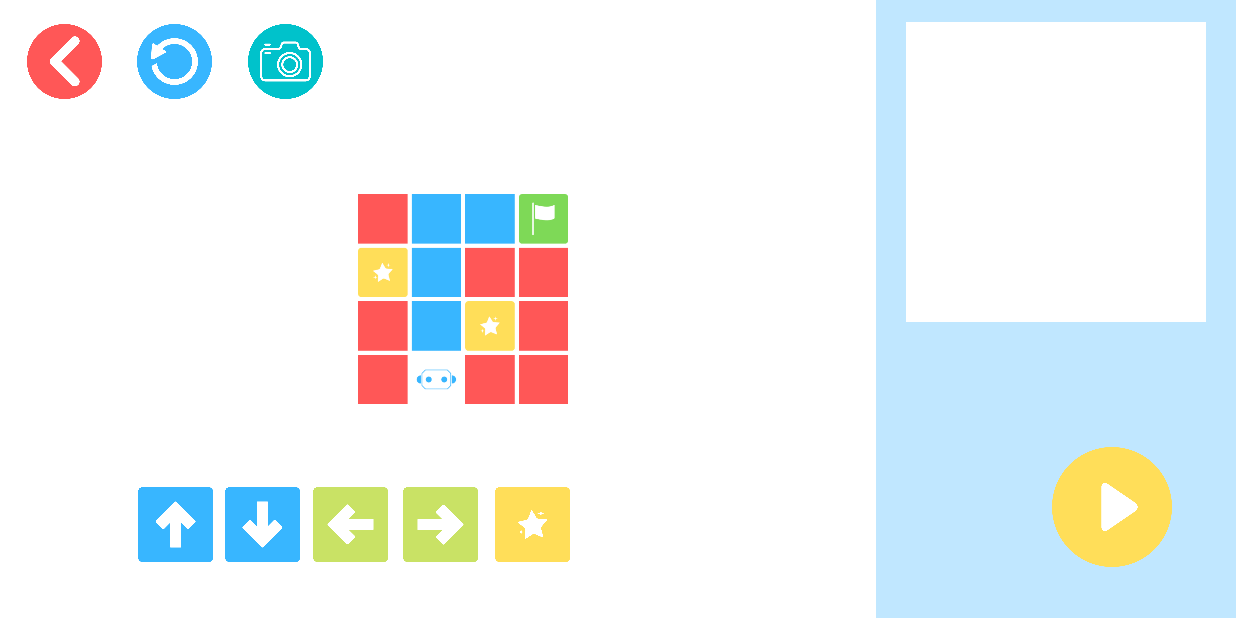
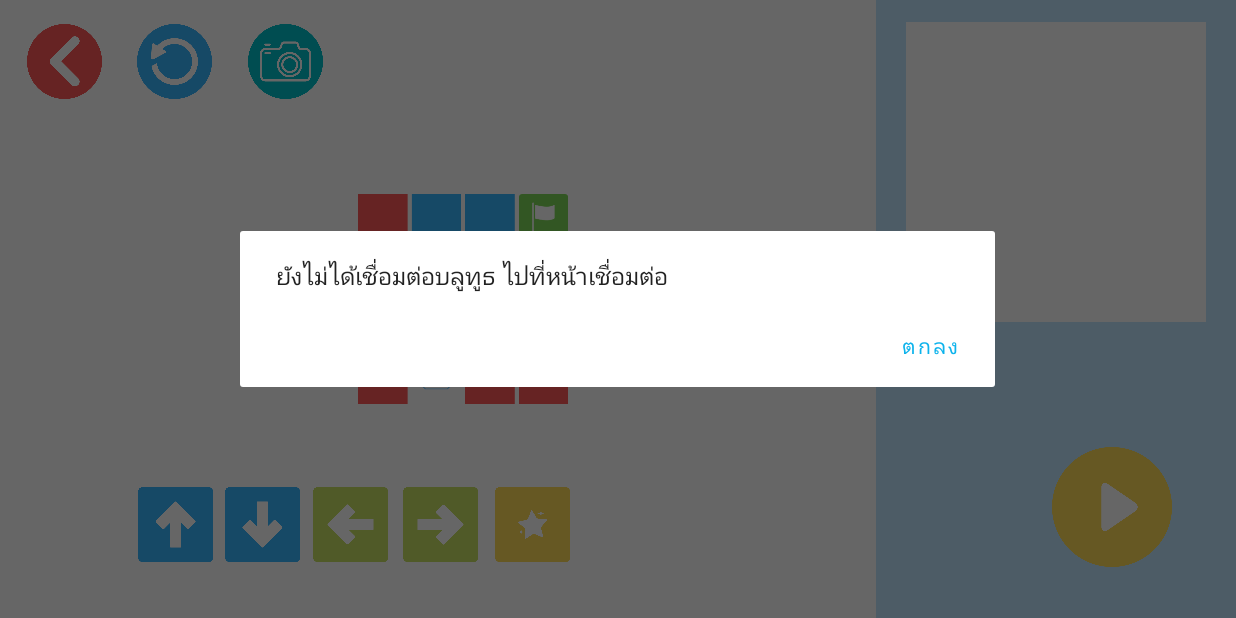
Before and after one commit to burapol-b/codeIT, an Android app: the RecyclerDragdropActivity screen opened directly, with no data from a screen before it, after a tap on an icon or button, on a phone screen of 824 x 412 dp (held sideways). Run offline under Robolectric (Android 15) with nearby library versions, the phone set to English and light mode, and no system bars.

Commit message:
"update err handeling"

```diff
--- a/app/src/main/java/com/coe/project/codeit/BluetoothConnection/CommandControl.java
+++ b/app/src/main/java/com/coe/project/codeit/BluetoothConnection/CommandControl.java
@@ -5,6 +5,7 @@ import androidx.appcompat.app.AppCompatActivity;
 import androidx.appcompat.widget.Toolbar;
 
 import android.app.ActionBar;
+import android.app.ProgressDialog;
 import android.bluetooth.BluetoothAdapter;
 import android.bluetooth.BluetoothDevice;
 import android.bluetooth.BluetoothSocket;
@@ -19,6 +20,7 @@ import android.view.View;
 import android.widget.Button;
 import android.widget.ProgressBar;
 import android.widget.TextView;
+import android.widget.Toast;
 
 
 import java.io.IOException;
--- a/app/src/main/java/com/coe/project/codeit/BluetoothConnection/DeviceListAdapter.java
+++ b/app/src/main/java/com/coe/project/codeit/BluetoothConnection/DeviceListAdapter.java
@@ -49,7 +49,6 @@ public class DeviceListAdapter extends RecyclerView.Adapter<RecyclerView.ViewHol
         final DeviceInfoModel deviceInfoModel = (DeviceInfoModel) deviceList.get(position);
         itemHolder.textName.setText(deviceInfoModel.getDeviceName());
         itemHolder.textAddress.setText(deviceInfoModel.getDeviceHardwareAddress());
-
         // When a device is selected
         itemHolder.linearLayout.setOnClickListener(new View.OnClickListener() {
             @Override
--- a/app/src/main/java/com/coe/project/codeit/CodingPage/RecyclerDragdropActivity.java
+++ b/app/src/main/java/com/coe/project/codeit/CodingPage/RecyclerDragdropActivity.java
@@ -2,6 +2,7 @@ package com.coe.project.codeit.CodingPage;
 
 import androidx.annotation.NonNull;
 import androidx.annotation.RequiresApi;
+import androidx.appcompat.app.AlertDialog;
 import androidx.appcompat.app.AppCompatActivity;
 import androidx.core.content.ContextCompat;
 import androidx.fragment.app.FragmentManager;
@@ -15,20 +16,26 @@ import androidx.recyclerview.widget.LinearLayoutManager;
 import androidx.recyclerview.widget.RecyclerView;
 
 import android.annotation.SuppressLint;
+import android.content.Context;
+import android.content.DialogInterface;
 import android.content.Intent;
 import android.graphics.drawable.Drawable;
 import android.os.Build;
 import android.os.Bundle;
+import android.util.Log;
 import android.view.View;
 import android.widget.Button;
 import android.widget.ImageButton;
 import android.widget.TextView;
+import android.widget.Toast;
 
+import java.io.IOException;
 import java.io.Serializable;
 import java.util.ArrayList;
 import java.util.Collections;
 import java.util.List;
 
+import com.coe.project.codeit.BluetoothConnection.SelectDeviceActivity;
 import com.coe.project.codeit.FirstFragment;
 import com.coe.project.codeit.MainActivity;
 import com.coe.project.codeit.MarkerDetector.CodeScanner;
@@ -170,7 +177,19 @@ public class RecyclerDragdropActivity extends AppCompatActivity {
                     cmd = cmd.substring(0, cmd.length() - 1);
                 }
                 System.out.println(cmd);
-                connectedThread.write(cmd);
+                try{
+                    connectedThread.write(cmd);
+                } catch (Exception ex) {
+                    AlertDialog.Builder builder = new AlertDialog.Builder(RecyclerDragdropActivity.this);
+                    builder.setMessage("ยังไม่ได้เชื่อมต่อบลูทูธ ไปที่หน้าเชื่อมต่อ");
+                    builder.setPositiveButton("ตกลง", new DialogInterface.OnClickListener() {
+                        public void onClick(DialogInterface dialog, int id) {
+                            Intent intent = new Intent(RecyclerDragdropActivity.this, SelectDeviceActivity.class);
+                            startActivity(intent);
+                        }
+                    });
+                    builder.show();
+                }
             }
         });
 
@@ -208,8 +227,4 @@ public class RecyclerDragdropActivity extends AppCompatActivity {
 
     };
 
-
-
-
-
 }
--- a/app/src/main/res/layout/activity_select_device.xml
+++ b/app/src/main/res/layout/activity_select_device.xml
@@ -13,4 +13,5 @@
         app:layout_constraintEnd_toEndOf="parent"
         app:layout_constraintStart_toStartOf="parent"
         app:layout_constraintTop_toTopOf="parent" />
+
 </androidx.constraintlayout.widget.ConstraintLayout>
--- a/app/src/main/res/layout/fragment_first.xml
+++ b/app/src/main/res/layout/fragment_first.xml
@@ -53,4 +53,5 @@
         app:layout_constraintTop_toTopOf="parent"
         app:layout_constraintVertical_bias="0.296" />
 
+
 </androidx.constraintlayout.widget.ConstraintLayout>
```
Also changed, not shown: app/src/main/java/com/coe/project/codeit/FirstFragment.java (+9 -6 lines).
